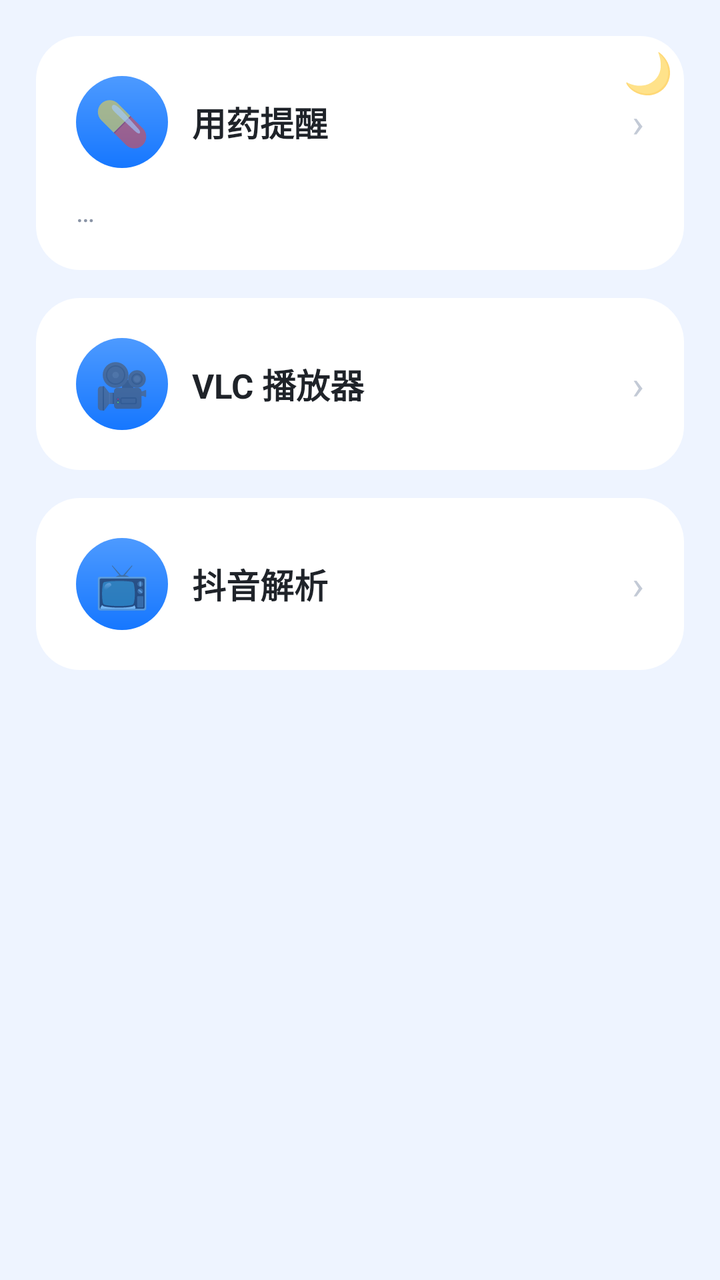
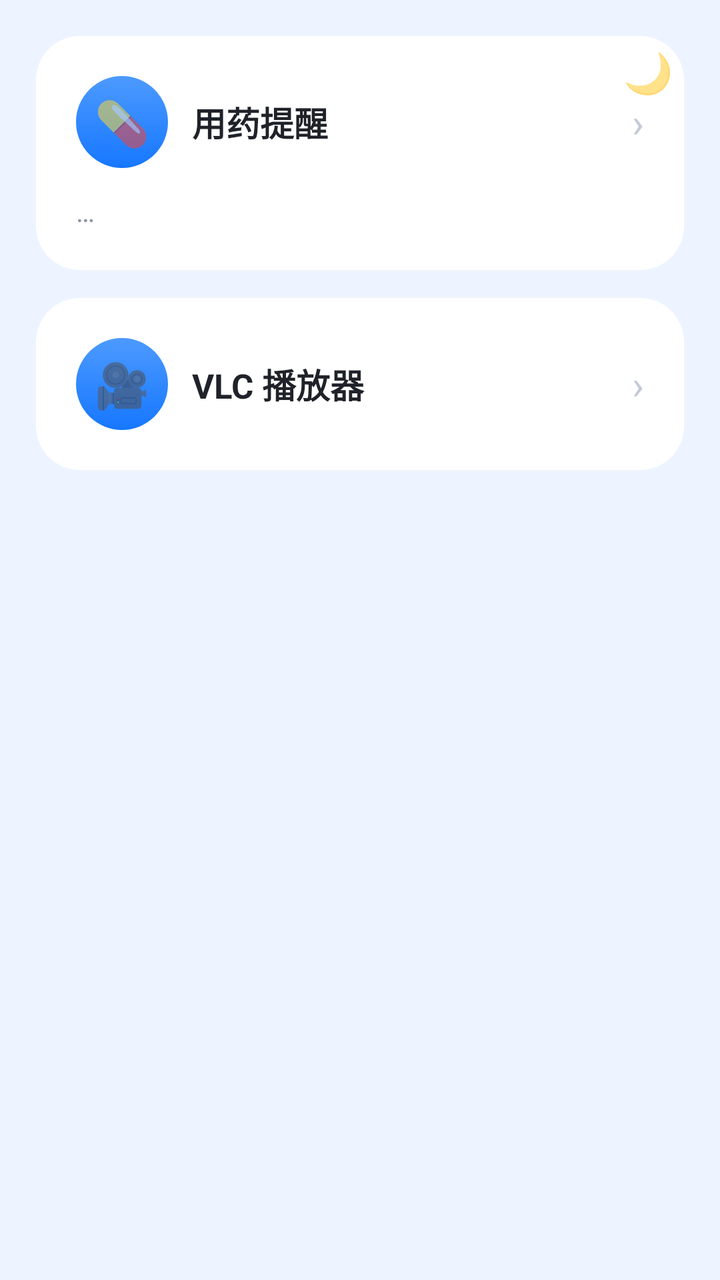

An Android layout rendered at two revisions. The XML below is the earlier revision; the diff shows what the commit changed to produce the second picture.
<!-- AndroidManifest.xml: application theme AppTheme -->
<!-- res/layout/activity_toolbox.xml -->
<?xml version="1.0" encoding="utf-8"?>
<FrameLayout xmlns:android="http://schemas.android.com/apk/res/android"
    android:id="@+id/toolRoot"
    android:layout_width="match_parent" android:layout_height="match_parent">

    <TextView android:id="@+id/themeToggle"
        android:layout_width="44dp" android:layout_height="44dp"
        android:layout_gravity="top|right" android:layout_margin="14dp"
        android:gravity="center" android:elevation="6dp"
        android:text="🌙" android:textSize="20sp"/>

    <LinearLayout android:id="@+id/toolColumn"
        android:layout_width="match_parent" android:layout_height="match_parent"
        android:orientation="vertical"
        android:background="@color/bg">

        <ScrollView
            android:layout_width="match_parent" android:layout_height="match_parent"
            android:fillViewport="true" android:scrollbars="none">

            <LinearLayout
                android:layout_width="match_parent" android:layout_height="wrap_content"
                android:orientation="vertical"
                android:padding="18dp">

                <LinearLayout android:tag="card" android:id="@+id/cardMeds"
                    android:layout_width="match_parent" android:layout_height="wrap_content"
                    android:background="@drawable/bg_card" android:orientation="vertical"
                    android:padding="20dp">

                    <LinearLayout
                        android:layout_width="match_parent" android:layout_height="wrap_content"
                        android:orientation="horizontal" android:gravity="center_vertical">
                        <TextView
                            android:layout_width="46dp" android:layout_height="46dp"
                            android:background="@drawable/bg_btn"
                            android:text="💊" android:textSize="22sp" android:gravity="center"/>
                        <TextView
                            android:layout_width="0dp" android:layout_height="wrap_content"
                            android:layout_weight="1" android:layout_marginLeft="12dp"
                            android:text="用药提醒" android:textSize="17sp"
                            android:textStyle="bold" android:tag="title" android:textColor="@color/textMain"/>
                        <TextView android:text="›" android:textSize="20sp"
                            android:textColor="#C3CAD6"
                            android:layout_width="wrap_content" android:layout_height="wrap_content"/>
                    </LinearLayout>

                    <TextView android:tag="sub" android:id="@+id/tvNextDose"
                        android:layout_width="wrap_content" android:layout_height="wrap_content"
                        android:layout_marginTop="12dp" android:textSize="14sp"
                        android:textColor="@color/textSub" android:text="…"/>
                </LinearLayout>

                <LinearLayout android:tag="card" android:id="@+id/cardPlayer"
                    android:layout_width="match_parent" android:layout_height="wrap_content"
                    android:layout_marginTop="14dp"
                    android:background="@drawable/bg_card" android:orientation="vertical"
                    android:padding="20dp">

                    <LinearLayout
                        android:layout_width="match_parent" android:layout_height="wrap_content"
                        android:orientation="horizontal" android:gravity="center_vertical">
                        <TextView
                            android:layout_width="46dp" android:layout_height="46dp"
                            android:background="@drawable/bg_btn"
                            android:text="🎥" android:textSize="22sp" android:gravity="center"/>
                        <TextView
                            android:layout_width="0dp" android:layout_height="wrap_content"
                            android:layout_weight="1" android:layout_marginLeft="12dp"
                            android:text="VLC 播放器" android:textSize="17sp"
                            android:textStyle="bold" android:tag="title" android:textColor="@color/textMain"/>
                        <TextView android:text="›" android:textSize="20sp"
                            android:textColor="#C3CAD6"
                            android:layout_width="wrap_content" android:layout_height="wrap_content"/>
                    </LinearLayout>
                </LinearLayout>

                <LinearLayout android:tag="card" android:id="@+id/cardParse"
                    android:layout_width="match_parent" android:layout_height="wrap_content"
                    android:layout_marginTop="14dp"
                    android:background="@drawable/bg_card" android:orientation="vertical"
                    android:padding="20dp">

                    <LinearLayout
                        android:layout_width="match_parent" android:layout_height="wrap_content"
                        android:orientation="horizontal" android:gravity="center_vertical">
                        <TextView
                            android:layout_width="46dp" android:layout_height="46dp"
                            android:background="@drawable/bg_btn"
                            android:text="📺" android:textSize="22sp" android:gravity="center"/>
                        <TextView
                            android:layout_width="0dp" android:layout_height="wrap_content"
                            android:layout_weight="1" android:layout_marginLeft="12dp"
                            android:text="抖音解析" android:textSize="17sp"
                            android:textStyle="bold" android:tag="title" android:textColor="@color/textMain"/>
                        <TextView android:text="›" android:textSize="20sp"
                            android:textColor="#C3CAD6"
                            android:layout_width="wrap_content" android:layout_height="wrap_content"/>
                    </LinearLayout>
                </LinearLayout>

                
            </LinearLayout>
        </ScrollView>
    </LinearLayout>
</FrameLayout>
<!-- resources referenced by this layout -->
<resources>
  <color name="bg">#EEF4FF</color>
  <color name="textMain">#1F2329</color>
  <color name="textSub">#8A94A6</color>
  <!-- drawable bg_btn (drawable) -->
  <?xml version="1.0" encoding="utf-8"?>
  <ripple xmlns:android="http://schemas.android.com/apk/res/android">
      <item>
          <shape>
              <gradient android:startColor="#4D9AFF" android:endColor="#1677FF" android:angle="270"/>
              <corners android:radius="26dp"/>
          </shape>
      </item>
  </ripple>
  <!-- drawable bg_card (drawable) -->
  <?xml version="1.0" encoding="utf-8"?>
  <shape xmlns:android="http://schemas.android.com/apk/res/android">
      <solid android:color="#FFFFFF"/>
      <corners android:radius="22dp"/>
  </shape>
  <style name="AppTheme" parent="android:Theme.Material.Light.NoActionBar">
          <item name="android:windowFullscreen">true</item>
          <item name="android:windowNoTitle">true</item>
          <item name="android:windowTranslucentNavigation">true</item>
          <item name="android:windowBackground">@color/bg</item>
          <item name="android:colorAccent">@color/blue2</item>
      </style>
  <color name="blue2">#1677FF</color>
</resources>

<!-- the commit's change to res/layout/activity_toolbox.xml (unified diff, before → after) -->
@@ -75,31 +75,6 @@
                     </LinearLayout>
                 </LinearLayout>
 
-                <LinearLayout android:tag="card" android:id="@+id/cardParse"
-                    android:layout_width="match_parent" android:layout_height="wrap_content"
-                    android:layout_marginTop="14dp"
-                    android:background="@drawable/bg_card" android:orientation="vertical"
-                    android:padding="20dp">
-
-                    <LinearLayout
-                        android:layout_width="match_parent" android:layout_height="wrap_content"
-                        android:orientation="horizontal" android:gravity="center_vertical">
-                        <TextView
-                            android:layout_width="46dp" android:layout_height="46dp"
-                            android:background="@drawable/bg_btn"
-                            android:text="📺" android:textSize="22sp" android:gravity="center"/>
-                        <TextView
-                            android:layout_width="0dp" android:layout_height="wrap_content"
-                            android:layout_weight="1" android:layout_marginLeft="12dp"
-                            android:text="抖音解析" android:textSize="17sp"
-                            android:textStyle="bold" android:tag="title" android:textColor="@color/textMain"/>
-                        <TextView android:text="›" android:textSize="20sp"
-                            android:textColor="#C3CAD6"
-                            android:layout_width="wrap_content" android:layout_height="wrap_content"/>
-                    </LinearLayout>
-                </LinearLayout>
-
-                
             </LinearLayout>
         </ScrollView>
     </LinearLayout>
